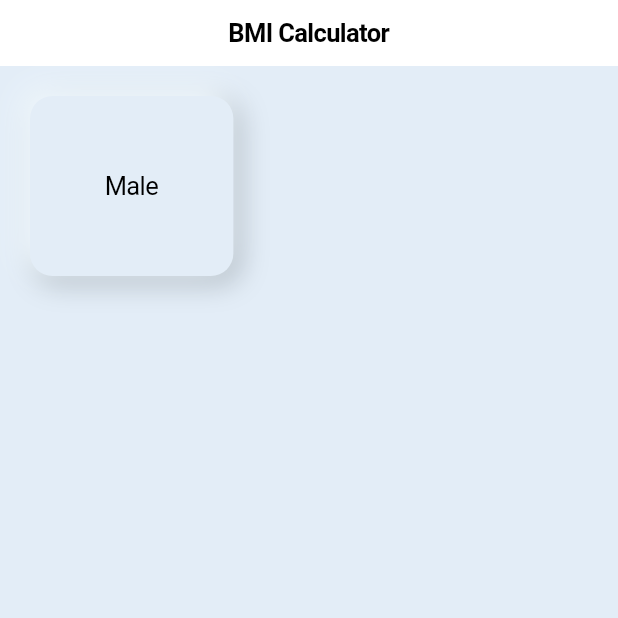
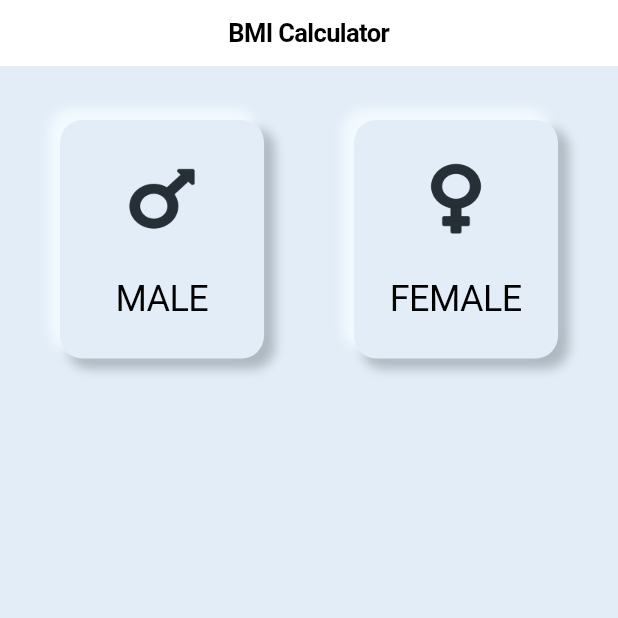
Before and after one commit to josiahfs/BMI_Calculator, a Flutter app: the screen it shows after launch, on a phone screen of 412 x 824 dp, the top half of it. Run offline on Flutter 3.47's test engine with Material 2 defaults, Android fonts, the phone set to English and light mode, and no system bars; our stand-ins replace flutter_inset_box_shadow.

Commit message:
add sex selector

```diff
--- a/bmi/lib/home.dart
+++ b/bmi/lib/home.dart
@@ -1,8 +1,19 @@
 import 'package:bmi/widgets/button.dart';
 import 'package:flutter/cupertino.dart';
 
-class HomeScreen extends StatelessWidget {
-  const HomeScreen({Key? key}) : super(key: key);
+class HomeScreen extends StatefulWidget {
+  @override
+  State<HomeScreen> createState() => _HomeScreenState();
+}
+
+class _HomeScreenState extends State<HomeScreen> {
+  bool isSelected = true;
+  String sex = 'Male';
+  void buttonPressed() {
+    setState(() {
+      isSelected = !isSelected;
+    });
+  }
 
   @override
   Widget build(BuildContext context) {
@@ -11,12 +22,29 @@ class HomeScreen extends StatelessWidget {
       child: Center(
         child: Column(
           children: [
-            Row(
-              children: [
-                Container(
-                  child: NeuButtons('Male'),
-                )
-              ],
+            Padding(
+              padding:
+                  const EdgeInsets.symmetric(horizontal: 20.0, vertical: 36.0),
+              child: Row(
+                mainAxisAlignment: MainAxisAlignment.spaceEvenly,
+                children: [
+                  Container(
+                    child: NeuButton(
+                      txt: 'MALE',
+                      img: 'assets/male.png',
+                    ),
+                  ),
+                  SizedBox(
+                    width: 20,
+                  ),
+                  Container(
+                    child: NeuButton(
+                      txt: 'FEMALE',
+                      img: 'assets/female.png',
+                    ),
+                  ),
+                ],
+              ),
             )
           ],
         ),
--- a/bmi/lib/widgets/button.dart
+++ b/bmi/lib/widgets/button.dart
@@ -1,16 +1,46 @@
-import 'package:flutter/material.dart';
+import 'package:flutter/material.dart' hide BoxDecoration, BoxShadow;
+import 'package:flutter_inset_box_shadow/flutter_inset_box_shadow.dart';
 
-class NeuButtons extends StatelessWidget {
-  String txt;
-  NeuButtons(this.txt);
+class NeuButton extends StatefulWidget {
+  String txt, img;
+
+  NeuButton({required this.txt, required this.img});
 
   @override
+  State<NeuButton> createState() => _NeuButtonState();
+}
+
+class _NeuButtonState extends State<NeuButton> {
+  bool isPressed = false;
+  @override
   Widget build(BuildContext context) {
-    return Padding(
-      padding: const EdgeInsets.all(20.0),
-      child: Container(
-        child: Text(txt),
-        padding: EdgeInsets.all(50),
+    Offset offset = isPressed ? Offset(4, 4) : Offset(6, 6);
+    double blur = isPressed ? 10 : 5;
+
+    return GestureDetector(
+      onTap: (() {
+        setState(() {
+          isPressed = !isPressed;
+        });
+      }),
+      child: AnimatedContainer(
+        width: 136,
+        height: 159,
+        duration: Duration(milliseconds: 170),
+        child: Column(
+          mainAxisAlignment: MainAxisAlignment.center,
+          children: [
+            Image.asset(widget.img, width: 59, height: 53),
+            SizedBox(
+              height: 26,
+            ),
+            Text(
+              widget.txt,
+              style: TextStyle(color: Colors.black, fontSize: 24),
+            ),
+          ],
+        ),
+        // padding: EdgeInsets.all(30),
         decoration: BoxDecoration(
             color: Color(0xffE3EDF7),
             borderRadius: BorderRadius.circular(15),
@@ -18,16 +48,18 @@ class NeuButtons extends StatelessWidget {
               // darker bottom right shadow
               BoxShadow(
                 color: Color(0xffAFB9C2),
-                offset: Offset(4, 4),
-                blurRadius: 15,
+                offset: offset,
+                blurRadius: blur,
                 spreadRadius: 1,
+                inset: isPressed,
               ),
               // lighter upper left shadow
               BoxShadow(
                 color: Color(0xffF2FAFF),
-                offset: Offset(-5, -5),
-                blurRadius: 15,
+                offset: -offset,
+                blurRadius: blur,
                 spreadRadius: 1,
+                inset: isPressed,
               ),
             ]),
       ),
```
Also changed, not shown: bmi/pubspec.yaml (+8 -18 lines), bmi/assets/female.png (added), bmi/assets/male.png (added), bmi/pubspec.lock.
